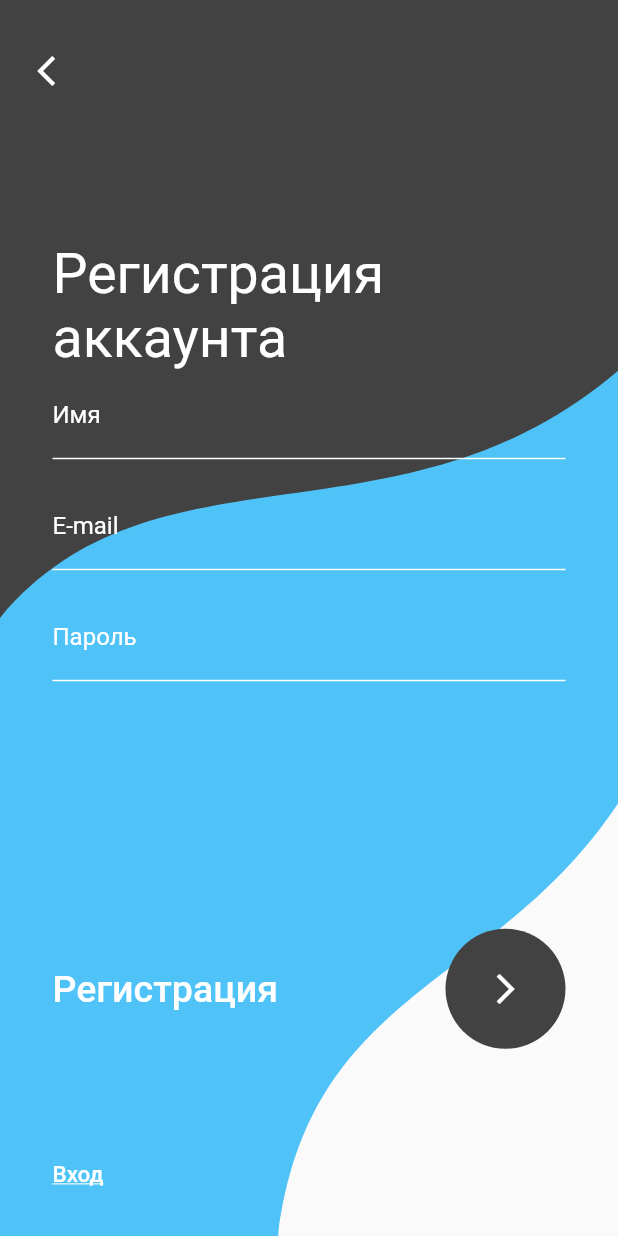
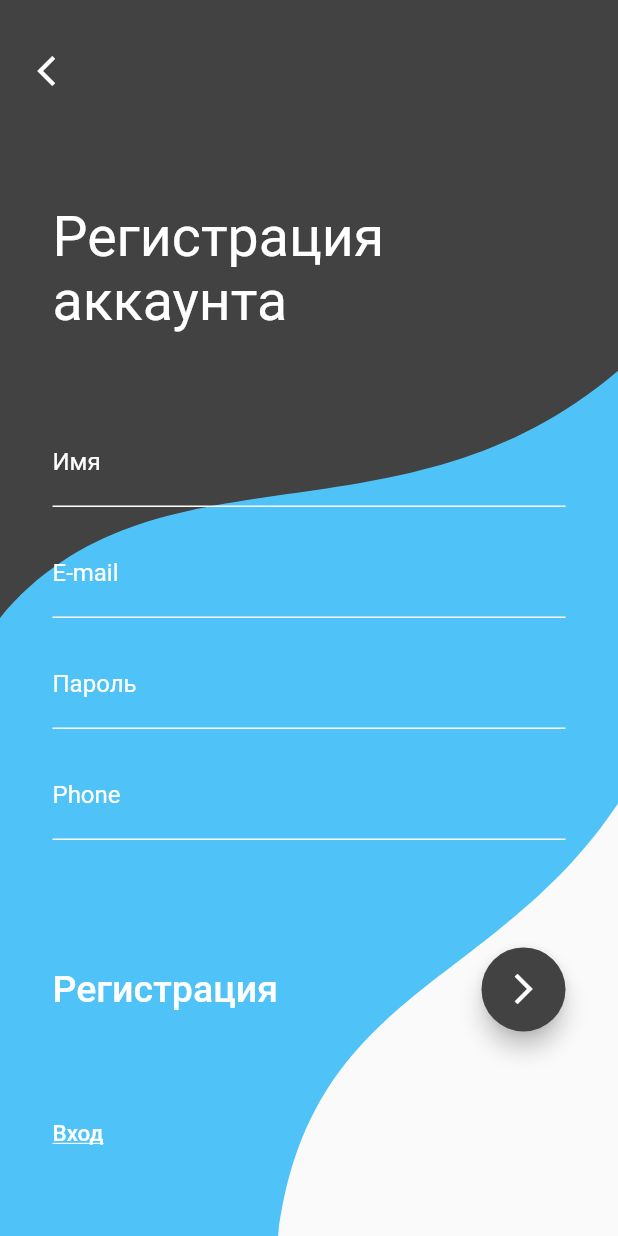
Before and after one commit to Khaleieiv/small_warehouse_flutter, a Flutter app: the screen it shows after launch, after a tap on "Регистрация", on a phone screen of 412 x 824 dp. Run offline on Flutter 3.47's test engine with Material 2 defaults, Android fonts, the phone set to English and light mode, and no system bars; our stand-ins replace flutter_multi_formatter, flutter_secure_storage; accounts and stored records are empty.

Commit message:
Fix layout login and register pages

```diff
--- /dev/null
+++ b/lib/auth/data/models/login_user_data.dart
@@ -0,0 +1,10 @@
+class LoginUserData {
+  final String? login;
+  final String? password;
+
+  const LoginUserData(this.login, this.password);
+
+  bool get isValid => login != null && password != null;
+
+
+}
--- /dev/null
+++ b/lib/auth/domain/entities/user.dart
@@ -0,0 +1,40 @@
+class User {
+  final int? userId;
+  final String name;
+  final String email;
+  final String password;
+  final String phone;
+  final int roleId;
+
+  User(this.userId, this.name, this.email, this.password, this.phone,
+      this.roleId);
+
+  factory User.fromJson(Map<String, dynamic> json) {
+    return User(
+      json[_JsonFields.id],
+      json[_JsonFields.email],
+      json[_JsonFields.name],
+      json[_JsonFields.password],
+      json[_JsonFields.phone],
+      json[_JsonFields.roleId],
+    );
+  }
+
+  Map<String, String> toMap() {
+    return {
+      _JsonFields.name: name,
+      _JsonFields.email: email,
+      _JsonFields.phone: phone,
+      _JsonFields.password: password,
+    };
+  }
+}
+
+class _JsonFields {
+  static const id = 'user_id';
+  static const name = 'name';
+  static const email = 'email';
+  static const password = 'password';
+  static const phone = 'phone';
+  static const roleId = 'role_id';
+}
--- a/lib/auth/presentation/pages/login_page.dart
+++ b/lib/auth/presentation/pages/login_page.dart
@@ -1,92 +1,143 @@
 import 'package:flutter/material.dart';
+import 'package:provider/provider.dart';
 import 'package:small_warehouse/auth/presentation/pages/registration_page.dart';
+import 'package:small_warehouse/auth/presentation/state/auth_notifier.dart';
 import 'package:small_warehouse/auth/presentation/widgets/custom_background.dart';
 import 'package:small_warehouse/auth/presentation/widgets/header.dart';
 
-class LoginPage extends StatelessWidget {
+class LoginPage extends StatefulWidget {
   const LoginPage({Key? key}) : super(key: key);
+
+  @override
+  State<LoginPage> createState() => _LoginPageState();
+}
+
+class _LoginPageState extends State<LoginPage> {
+  final _userDataFormKey = GlobalKey<FormState>();
+  final TextEditingController _loginController = TextEditingController();
+  final TextEditingController _passwordController = TextEditingController();
+
+  bool get _enableSignInButton =>
+      _loginController.text.isNotEmpty && _passwordController.text.isNotEmpty;
+
+  @override
+  void initState() {
+    _loginController.addListener(_inputFieldValueChangeListener);
+    _passwordController.addListener(_inputFieldValueChangeListener);
+    super.initState();
+  }
 
   @override
   Widget build(BuildContext context) {
     return Scaffold(
       body: CustomPaint(
         painter: CustomBackgroundForLoginPage(),
-        child: Stack(
-          children: <Widget>[
-            Padding(
-              padding: const EdgeInsets.symmetric(horizontal: 35),
-              child: Column(
+        child: Padding(
+          padding: const EdgeInsets.symmetric(horizontal: 35),
+          child: Column(
+            children: <Widget>[
+              const Spacer(
+                flex: 2,
+              ),
+              const Header('Welcome'),
+              const Spacer(),
+              Expanded(
+                flex: 3,
+                child: Align(
+                  alignment: Alignment.center,
+                  child: SingleChildScrollView(
+                    child: _GetInputs(_loginController, _passwordController),
+                  ),
+                ),
+              ),
+              Row(
+                mainAxisAlignment: MainAxisAlignment.spaceBetween,
                 children: <Widget>[
-                  const Header('Welcome'),
-                  _getInputs(),
-                  _getSignIn(),
-                  _getBottomRow(context),
+                  const Text(
+                    'Вход',
+                    style: TextStyle(fontSize: 25, fontWeight: FontWeight.w500),
+                  ),
+                  FloatingActionButton(
+                    backgroundColor: Colors.grey.shade800,
+                    onPressed: _enableSignInButton ? signInButtonPressed : null,
+                    child: const Icon(
+                      Icons.arrow_forward_ios,
+                      color: Colors.white,
+                    ),
+                  )
                 ],
               ),
-            )
-          ],
+              const Spacer(),
+              const _GetBottomRow(),
+              const Spacer(),
+            ],
+          ),
         ),
       ),
     );
   }
+
+  void _inputFieldValueChangeListener() {
+    setState(() {});
+  }
+
+  void signInButtonPressed() {
+    final authNotifier = Provider.of<AuthNotifier>(context, listen: false);
+    if (_userDataFormKey.currentState!.validate()) {
+      authNotifier.signInWithEmail(
+        _loginController.text,
+        _passwordController.text,
+      );
+    }
+  }
 }
 
-_getInputs() {
-  return Expanded(
-    flex: 4,
-    child: Column(
+class _GetInputs extends StatelessWidget {
+  final TextEditingController loginController;
+  final TextEditingController passwordController;
+
+  const _GetInputs(this.loginController, this.passwordController, {Key? key})
+      : super(key: key);
+
+  @override
+  Widget build(BuildContext context) {
+    return Column(
       mainAxisAlignment: MainAxisAlignment.end,
-      children: const <Widget>[
+      children: <Widget>[
         TextField(
-          decoration: InputDecoration(labelText: 'Логин'),
+          controller: loginController,
+          decoration: const InputDecoration(labelText: 'Логин'),
         ),
-        SizedBox(
+        const SizedBox(
           height: 15,
         ),
         TextField(
-          decoration: InputDecoration(labelText: 'Пароль'),
+          controller: passwordController,
+          obscureText: true,
+          decoration: const InputDecoration(labelText: 'Пароль'),
         ),
-        SizedBox(
+        const SizedBox(
           height: 15,
         ),
       ],
-    ),
-  );
+    );
+  }
 }
 
-_getSignIn() {
-  return Expanded(
-    flex: 1,
-    child: Row(
-      mainAxisAlignment: MainAxisAlignment.spaceBetween,
-      children: <Widget>[
-        const Text(
-          'Вход',
-          style: TextStyle(fontSize: 25, fontWeight: FontWeight.w500),
-        ),
-        CircleAvatar(
-          backgroundColor: Colors.grey.shade800,
-          radius: 40,
-          child: const Icon(
-            Icons.arrow_forward_ios,
-            color: Colors.white,
-          ),
-        )
-      ],
-    ),
-  );
-}
+class _GetBottomRow extends StatelessWidget {
+  const _GetBottomRow({Key? key}) : super(key: key);
 
-_getBottomRow(context) {
-  return Expanded(
-    flex: 1,
-    child: Row(
+  @override
+  Widget build(BuildContext context) {
+    return Row(
       mainAxisAlignment: MainAxisAlignment.spaceBetween,
       children: <Widget>[
         GestureDetector(
           onTap: () {
             Navigator.push(
-                context, MaterialPageRoute(builder: (context) => const RegistrationPage()));
+                context,
+                MaterialPageRoute(
+                    builder: (context) => const RegistrationPage()));
           },
           child: const Text(
             'Регистрация',
@@ -104,6 +155,6 @@ _getBottomRow(context) {
               decoration: TextDecoration.underline),
         )
       ],
-    ),
-  );
+    );
+  }
 }
--- a/lib/auth/presentation/pages/registration_page.dart
+++ b/lib/auth/presentation/pages/registration_page.dart
@@ -1,9 +1,39 @@
 import 'package:flutter/material.dart';
+import 'package:flutter_multi_formatter/flutter_multi_formatter.dart';
+import 'package:provider/provider.dart';
+import 'package:small_warehouse/auth/presentation/state/auth_notifier.dart';
 import 'package:small_warehouse/auth/presentation/widgets/custom_background.dart';
 import 'package:small_warehouse/auth/presentation/widgets/header.dart';
 
-class RegistrationPage extends StatelessWidget {
+class RegistrationPage extends StatefulWidget {
   const RegistrationPage({Key? key}) : super(key: key);
+
+  @override
+  State<RegistrationPage> createState() => _RegistrationPageState();
+}
+
+class _RegistrationPageState extends State<RegistrationPage> {
+  final _userDataFormKey = GlobalKey<FormState>();
+  final _nameController = TextEditingController();
+  final _emailController = TextEditingController();
+  final _passwordController = TextEditingController();
+  final _phoneController = TextEditingController();
+  final _phoneFormatter = PhoneInputFormatter();
+
+  bool get _enableRegisterButton =>
+      _nameController.text.isNotEmpty &&
+      _emailController.text.isNotEmpty &&
+      _passwordController.text.isNotEmpty &&
+      _phoneFormatter.isFilled;
+
+  @override
+  void initState() {
+    _nameController.addListener(_inputFieldValueChangeListener);
+    _emailController.addListener(_inputFieldValueChangeListener);
+    _passwordController.addListener(_inputFieldValueChangeListener);
+    _phoneController.addListener(_inputFieldValueChangeListener);
+    super.initState();
+  }
 
   @override
   Widget build(BuildContext context) {
@@ -18,17 +48,50 @@ class RegistrationPage extends StatelessWidget {
               },
               child: Container(
                 padding: const EdgeInsets.only(left: 25.0, top: 35.0),
-                child: const Icon(Icons.arrow_back_ios, color: Colors.white,),
+                child: const Icon(
+                  Icons.arrow_back_ios,
+                  color: Colors.white,
+                ),
               ),
             ),
             Padding(
               padding: const EdgeInsets.symmetric(horizontal: 35),
               child: Column(
-                children: const <Widget>[
-                  Header('Регистрация аккаунта'),
-                  _GetInputs(),
-                  _GetSignUp(),
-                  _GetBottomRow(),
+                children: <Widget>[
+                  const Spacer(),
+                  const Header('Регистрация аккаунта'),
+                  Expanded(
+                    flex: 3,
+                    child: Center(
+                      child: SingleChildScrollView(
+                        child: _GetInputs(_nameController, _emailController,
+                            _passwordController, _phoneController),
+                      ),
+                    ),
+                  ),
+                  Row(
+                    mainAxisAlignment: MainAxisAlignment.spaceBetween,
+                    children: <Widget>[
+                      const Text(
+                        'Регистрация',
+                        style: TextStyle(
+                            fontSize: 25,
+                            fontWeight: FontWeight.w500,
+                            color: Colors.white),
+                      ),
+                      FloatingActionButton(
+                        backgroundColor: Colors.grey.shade800,
+                        onPressed: _enableRegisterButton
+                            ? _registerButtonPressed
+                            : null,
+                        child: const Icon(
+                          Icons.arrow_forward_ios,
+                          color: Colors.white,
+                        ),
+                      )
+                    ],
+                  ),
+                  const _GetBottomRow(),
                 ],
               ),
             )
@@ -37,42 +100,68 @@ class RegistrationPage extends StatelessWidget {
       ),
     );
   }
+
+  void _inputFieldValueChangeListener() {
+    setState(() {});
+  }
+
+  void _registerButtonPressed() {
+    final authNotifier = Provider.of<AuthNotifier>(context, listen: false);
+    if (_userDataFormKey.currentState!.validate()) {
+      authNotifier.registerAccount(
+        _nameController.text,
+        _emailController.text,
+        _passwordController.text,
+        _phoneFormatter.unmasked,
+      );
+    }
+  }
 }
 
 class _GetInputs extends StatelessWidget {
-  const _GetInputs({Key? key}) : super(key: key);
+  final TextEditingController nameController;
+  final TextEditingController emailController;
+  final TextEditingController passwordController;
+  final TextEditingController phoneController;
+
+  const _GetInputs(this.nameController, this.emailController,
+      this.passwordController, this.phoneController,
+      {Key? key})
+      : super(key: key);
 
   @override
   Widget build(BuildContext context) {
-    return Expanded(
-      flex: 4,
-      child: Column(
+    return Column(
       mainAxisAlignment: MainAxisAlignment.start,
-        children: const <Widget>[
+      children: <Widget>[
         TextField(
-            decoration: InputDecoration(
+          controller: nameController,
+          decoration: const InputDecoration(
             enabledBorder: UnderlineInputBorder(
                 borderSide: BorderSide(color: Colors.white)),
             labelText: 'Имя',
             labelStyle: TextStyle(color: Colors.white),
           ),
         ),
-          SizedBox(
+        const SizedBox(
           height: 15,
         ),
         TextField(
-            decoration: InputDecoration(
+          controller: emailController,
+          decoration: const InputDecoration(
               enabledBorder: UnderlineInputBorder(
                 borderSide: BorderSide(color: Colors.white),
               ),
               labelText: 'E-mail',
               labelStyle: TextStyle(color: Colors.white)),
         ),
-          SizedBox(
+        const SizedBox(
           height: 15,
         ),
         TextField(
-            decoration: InputDecoration(
+          controller: passwordController,
+          obscureText: true,
+          decoration: const InputDecoration(
             enabledBorder: UnderlineInputBorder(
               borderSide: BorderSide(color: Colors.white),
             ),
@@ -80,40 +169,23 @@ class _GetInputs extends StatelessWidget {
             labelStyle: TextStyle(color: Colors.white),
           ),
         ),
-          SizedBox(
+        const SizedBox(
+          height: 15,
+        ),
+        TextField(
+          controller: phoneController,
+          decoration: const InputDecoration(
+            enabledBorder: UnderlineInputBorder(
+              borderSide: BorderSide(color: Colors.white),
+            ),
+            labelText: 'Phone',
+            labelStyle: TextStyle(color: Colors.white),
+          ),
+        ),
+        const SizedBox(
           height: 15,
         ),
       ],
-      ),
-    );
-  }
-}
-
-class _GetSignUp extends StatelessWidget {
-  const _GetSignUp({Key? key}) : super(key: key);
-
-  @override
-  Widget build(BuildContext context) {
-    return Expanded(
-      flex: 2,
-      child: Row(
-        mainAxisAlignment: MainAxisAlignment.spaceBetween,
-        children: <Widget>[
-          const Text(
-            'Регистрация',
-            style: TextStyle(
-                fontSize: 25, fontWeight: FontWeight.w500, color: Colors.white),
-          ),
-          CircleAvatar(
-            backgroundColor: Colors.grey.shade800,
-            radius: 40,
-            child: const Icon(
-              Icons.arrow_forward_ios,
-              color: Colors.white,
-            ),
-          )
-        ],
-      ),
     );
   }
 }
--- a/lib/auth/presentation/widgets/header.dart
+++ b/lib/auth/presentation/widgets/header.dart
@@ -2,17 +2,16 @@ import 'package:flutter/material.dart';
 
 class Header extends StatelessWidget {
   final String headerName;
+
   const Header(this.headerName, {Key? key}) : super(key: key);
 
   @override
   Widget build(BuildContext context) {
-    return Expanded(
-      flex: 3,
-      child: Container(
-        alignment: Alignment.bottomLeft,
-        child: Text(headerName,
-          style: const TextStyle(color: Colors.white, fontSize: 37),
-        ),
+    return Container(
+      alignment: Alignment.centerLeft,
+      child: Text(
+        headerName,
+        style: const TextStyle(color: Colors.white, fontSize: 37),
       ),
     );
   }
--- /dev/null
+++ b/lib/auth/utils/auth_exception.dart
@@ -0,0 +1,16 @@
+class AuthException {
+  final Exception? lastException;
+
+  AuthException(this.lastException);
+}
+
+class AuthResponseException implements Exception {
+  final String message;
+
+  AuthResponseException(this.message);
+
+  @override
+  String toString() {
+    return message;
+  }
+}
--- /dev/null
+++ b/lib/common/config/path_api.dart
@@ -0,0 +1,3 @@
+class Api {
+  static const String baseUrl = '10.0.2.2:5000';
+}
--- a/lib/main.dart
+++ b/lib/main.dart
@@ -1,7 +1,11 @@
+import 'dart:io';
+
 import 'package:flutter/material.dart';
 import 'package:small_warehouse/auth/presentation/pages/login_page.dart';
+import 'package:small_warehouse/auth/utils/my_http_overrides.dart';
 
 void main() {
+  HttpOverrides.global = MyHttpOverrides();
   runApp(const MyApp());
 }
 
```
Also changed, not shown: lib/auth/data/repositories/auth_repository.dart (added, +77 -0 lines), lib/auth/domain/repositories/user_repository.dart (added, +12 -0 lines), lib/auth/presentation/state/auth_notifier.dart (added, +111 -0 lines), lib/auth/utils/auth_credentials_storage.dart (added, +34 -0 lines), lib/auth/utils/my_http_overrides.dart (added, +10 -0 lines), lib/common/utils/http_response_utils.dart (added, +15 -0 lines), lib/common/widgets/auth_error_dialog.dart (added, +22 -0 lines), pubspec.yaml (+4 -4 lines), pubspec.lock, 6 other files. Lines whose indentation alone changed are shown as unchanged.
